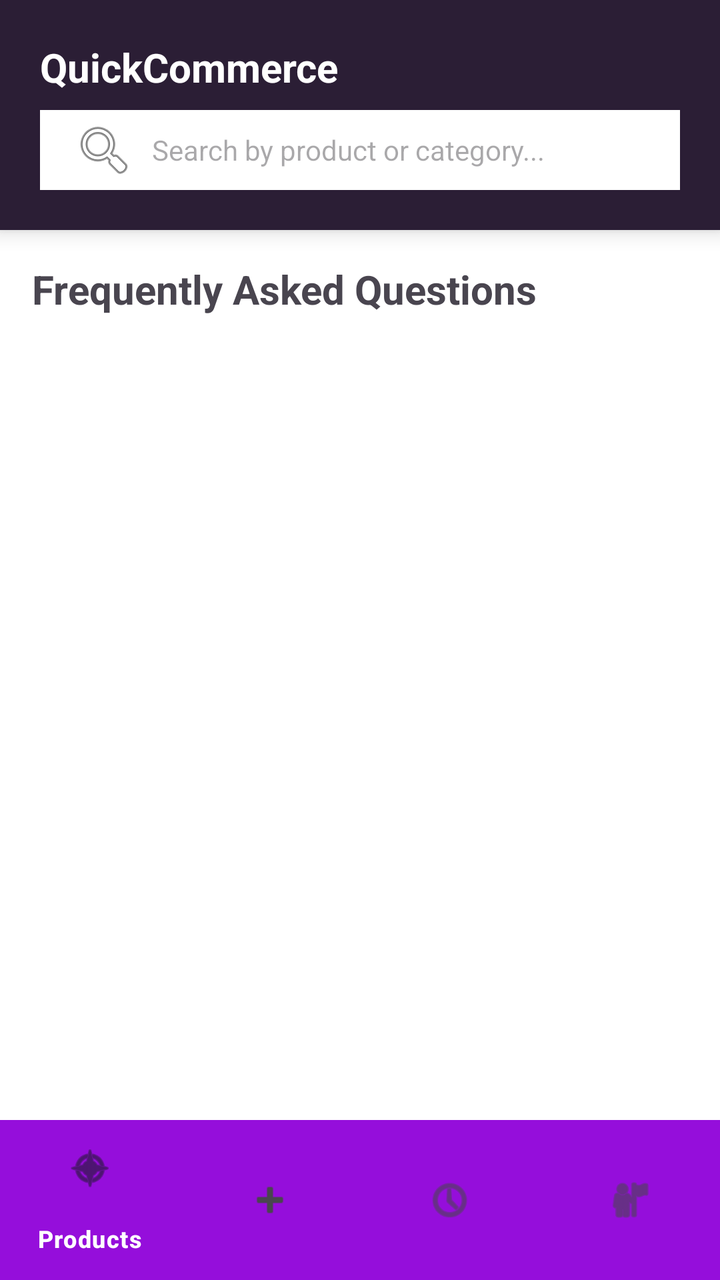
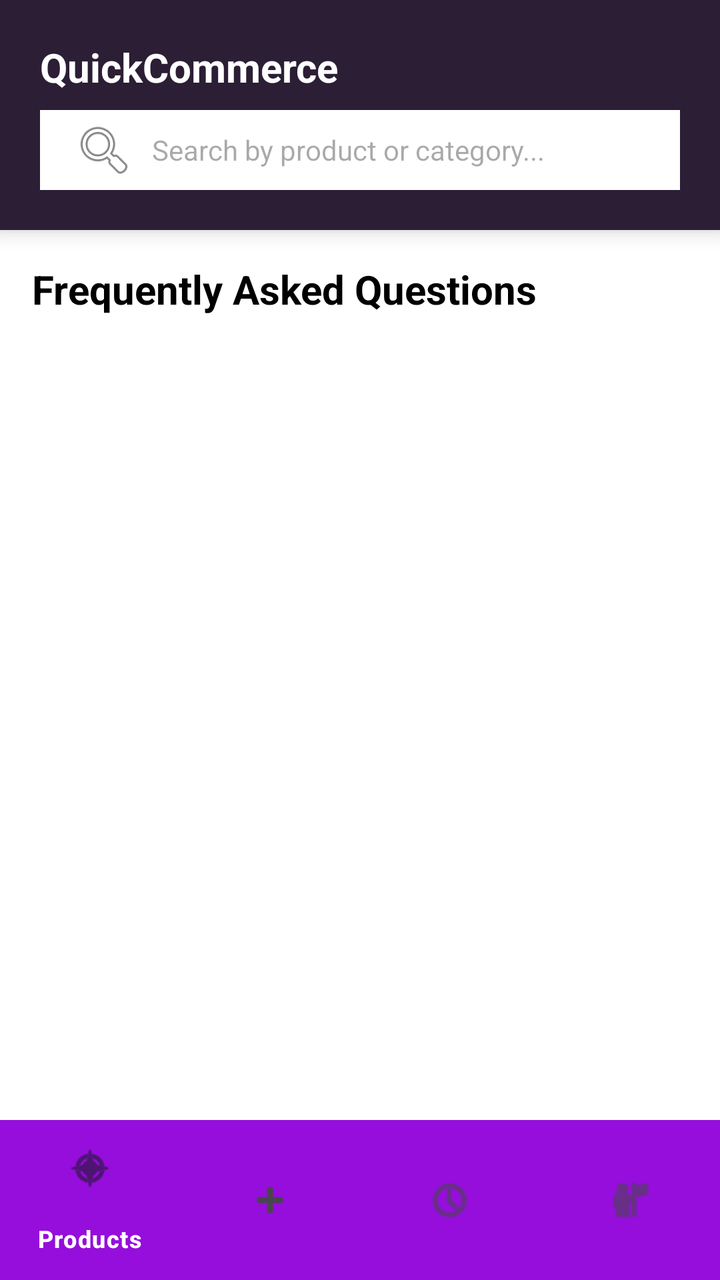

The first picture is an Android layout as it rendered before a commit; the second is the same layout after the commit. The layout source and the unified diff follow.
<!-- AndroidManifest.xml: application theme Theme.QuickCommerceApplication -->
<!-- res/layout/activity_faq.xml -->
<?xml version="1.0" encoding="utf-8"?>
<RelativeLayout
    xmlns:android="http://schemas.android.com/apk/res/android"
    xmlns:app="http://schemas.android.com/apk/res-auto"
    android:layout_width="match_parent"
    android:background="@color/zepto_white"

    android:layout_height="match_parent">

    <include
        android:id="@+id/topHeader"
        layout="@layout/layout_top_header"
        android:layout_width="match_parent"
        android:layout_height="wrap_content"
        android:layout_alignParentTop="true" />

    <com.google.android.material.bottomnavigation.BottomNavigationView
        android:id="@+id/bottomNavigation"
        android:layout_width="match_parent"
        android:layout_height="wrap_content"
        android:layout_alignParentBottom="true"
        android:background="@color/zepto_purple"
        app:itemTextColor="@color/zepto_white"
        app:elevation="8dp"
        app:menu="@menu/bottom_nav_menu"/>

    <LinearLayout xmlns:android="http://schemas.android.com/apk/res/android"
        android:layout_width="match_parent" android:layout_height="match_parent"
        android:layout_below="@id/topHeader" android:layout_above="@id/bottomNavigation"
        android:orientation="vertical" android:padding="16dp">
        <TextView android:layout_width="wrap_content" android:layout_height="wrap_content"
            android:text="Frequently Asked Questions" android:textSize="20sp"
            android:textStyle="bold"/>
        <ListView android:id="@+id/faqList" android:layout_width="match_parent"
            android:layout_height="0dp" android:layout_weight="1"/>
        <TextView android:id="@+id/tvFaqAnswer" android:layout_width="match_parent"
            android:layout_height="wrap_content" android:padding="12dp" android:textSize="16sp"/>
    </LinearLayout>
</RelativeLayout>
<!-- res/layout/layout_top_header.xml (included above) -->
<?xml version="1.0" encoding="utf-8"?>
<LinearLayout
    xmlns:android="http://schemas.android.com/apk/res/android"
    android:id="@+id/llHeader"
    android:layout_width="match_parent"
    android:layout_height="wrap_content"
    android:orientation="vertical"
    android:background="@color/zepto_bleached_cedar"
    android:paddingHorizontal="20dp"
    android:paddingTop="20dp"
    android:paddingBottom="20dp"
    android:elevation="6dp">

    <TextView
        android:layout_width="wrap_content"
        android:layout_height="wrap_content"
        android:text="QuickCommerce"
        android:textSize="20sp"
        android:textStyle="bold"
        android:textColor="@color/zepto_white"
        android:layout_marginBottom="8dp"/>

    <AutoCompleteTextView
        android:id="@+id/actvSearch"
        android:layout_width="match_parent"
        android:layout_height="40dp"
        android:background="@color/zepto_white"
        android:hint="Search by product or category..."
        android:paddingHorizontal="16dp"
        android:drawableStart="@android:drawable/ic_menu_search"
        android:drawablePadding="8dp"
        android:textSize="14sp"
        android:completionThreshold="1"
        android:singleLine="true" />
</LinearLayout>
<!-- resources referenced by this layout -->
<resources>
  <color name="zepto_bleached_cedar">#2B1E35</color>
  <color name="zepto_purple">#950EDB</color>
  <color name="zepto_white">#FFFFFF</color>
  <style name="Theme.QuickCommerceApplication" parent="Base.Theme.QuickCommerceApplication" />
  <style name="Base.Theme.QuickCommerceApplication" parent="Theme.Material3.DayNight.NoActionBar">
          
          
      </style>
</resources>

<!-- the commit's change to res/layout/activity_faq.xml (unified diff, before → after) -->
@@ -4,7 +4,7 @@
     xmlns:app="http://schemas.android.com/apk/res-auto"
     android:layout_width="match_parent"
     android:background="@color/zepto_white"
-
+    android:textColor="@color/black"
     android:layout_height="match_parent">
 
     <include
@@ -29,11 +29,11 @@
         android:layout_below="@id/topHeader" android:layout_above="@id/bottomNavigation"
         android:orientation="vertical" android:padding="16dp">
         <TextView android:layout_width="wrap_content" android:layout_height="wrap_content"
-            android:text="Frequently Asked Questions" android:textSize="20sp"
+            android:text="Frequently Asked Questions" android:textSize="20sp" android:textColor="@color/black"
             android:textStyle="bold"/>
         <ListView android:id="@+id/faqList" android:layout_width="match_parent"
             android:layout_height="0dp" android:layout_weight="1"/>
-        <TextView android:id="@+id/tvFaqAnswer" android:layout_width="match_parent"
+        <TextView android:id="@+id/tvFaqAnswer" android:layout_width="match_parent" android:textColor="@color/black"
             android:layout_height="wrap_content" android:padding="12dp" android:textSize="16sp"/>
     </LinearLayout>
 </RelativeLayout>
<!-- resource entries referenced after the edit -->
@@ -1,5 +1,6 @@
 <!-- resources referenced by this layout -->
 <resources>
+  <color name="black">#000000</color>
   <color name="zepto_bleached_cedar">#2B1E35</color>
   <color name="zepto_purple">#950EDB</color>
   <color name="zepto_white">#FFFFFF</color>
